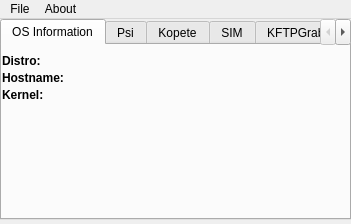
Qt form mainwindow.ui (CryptoManiac/pswdrec) before a commit.
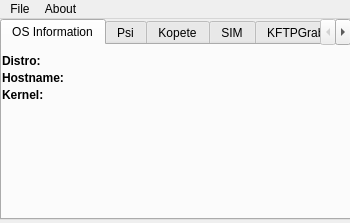
The same form after that commit. Icons and pictures are not drawn.

```diff
--- a/mainwindow.ui
+++ b/mainwindow.ui
@@ -9,8 +9,8 @@
    <rect>
     <x>0</x>
     <y>0</y>
-    <width>351</width>
-    <height>224</height>
+    <width>350</width>
+    <height>223</height>
    </rect>
   </property>
   <property name="windowTitle">
@@ -249,7 +249,7 @@
     <rect>
      <x>0</x>
      <y>0</y>
-     <width>351</width>
+     <width>350</width>
      <height>23</height>
     </rect>
    </property>
```
